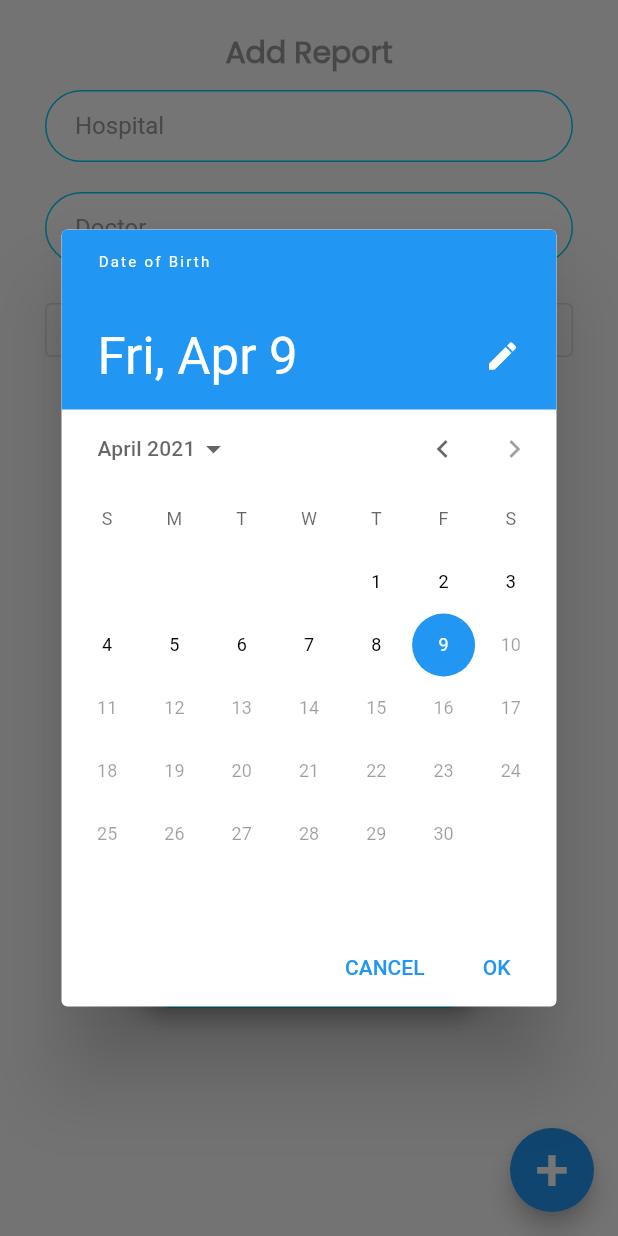
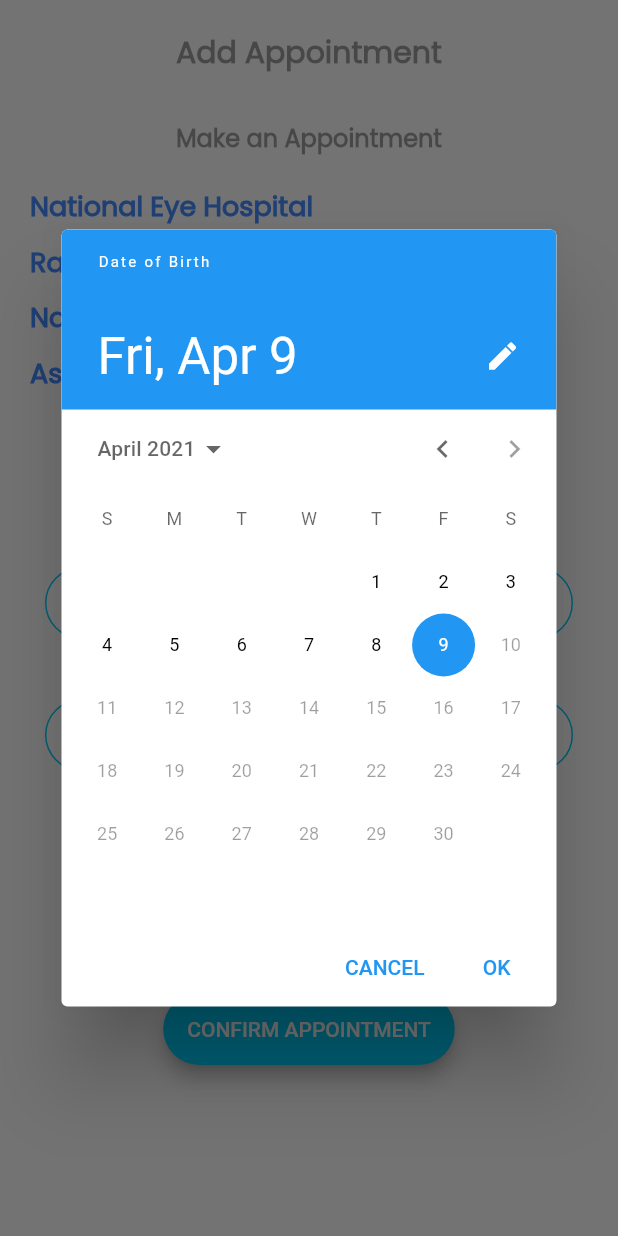
Before and after one commit to Ammar-Raneez/E-Ophthalmologist_UI, a Flutter app: the AddAppointmentScreen screen opened by its route, after a tap on an icon or button, on a phone screen of 412 x 824 dp. Run offline on Flutter 3.47's test engine with Material 2 defaults, Android fonts, the phone set to English and light mode, and no system bars; our stand-ins replace cached_network_image, cloud_firestore, dio, firebase_auth, firebase_core, firebase_storage and 4 more; accounts and stored records are empty.

Commit message:
page for adding appointments

```diff
--- a/lib/screens/add_appointment_screen.dart
+++ b/lib/screens/add_appointment_screen.dart
@@ -1,13 +1,13 @@
 import 'package:cloud_firestore/cloud_firestore.dart';
 import 'package:firebase_auth/firebase_auth.dart';
 import 'package:flutter/cupertino.dart';
+import 'package:flutter/gestures.dart';
 import 'package:flutter/material.dart';
-import 'package:image_picker/image_picker.dart';
 import 'package:intl/intl.dart';
 import 'package:ui/components/alert_widget.dart';
 import 'package:ui/components/rounded_button.dart';
 import 'package:ui/constants.dart';
-import 'package:firebase_storage/firebase_storage.dart';
+import 'package:url_launcher/url_launcher.dart';
 
 final _firestore = FirebaseFirestore.instance;
 
@@ -33,11 +33,8 @@ class _AddAppointmentScreenState extends State<AddAppointmentScreen> {
   String email;
   bool showSpinner = false;
 
-  var imageDocuments = [];
-  var imageDocumentsURLS = [];
-
-  // reportID - timestamp of creation
-  String reportID = new Timestamp.now().toString();
+  // appointmentID - timestamp of creation
+  String appointmentID = new Timestamp.now().toString();
 
   @override
   void initState() {
@@ -72,44 +69,6 @@ class _AddAppointmentScreenState extends State<AddAppointmentScreen> {
     });
   }
 
-  //  Open phone gallery and store images into the arrays
-  _openGalleryAndUpload() async {
-    var selectedPicture =
-    await ImagePicker.pickImage(source: ImageSource.gallery);
-
-    String fileName = selectedPicture.path.split('/').last;
-
-    setState(() {
-      imageDocuments.add(selectedPicture);
-    });
-
-    setState(() {
-      showSpinner = true;
-    });
-
-    // save chosen image into firebase storage, in the report specific directory
-    Reference ref = FirebaseStorage.instance
-        .ref()
-        .child(email + " " + reportID + "/")
-        .child(fileName);
-    UploadTask task = ref.putFile(selectedPicture);
-
-    String thisImageUrl = "";
-    task.whenComplete(() async {
-      thisImageUrl = await ref.getDownloadURL();
-      print(thisImageUrl);
-      setState(() {
-        imageDocumentsURLS.add(thisImageUrl);
-      });
-    }).catchError((onError) {
-      print(onError);
-    });
-
-    setState(() {
-      showSpinner = false;
-    });
-  }
-
   //  DatePicker handler
   Future<Null> selectDate(BuildContext context) async {
     final DateTime picked = await showDatePicker(
@@ -134,25 +93,130 @@ class _AddAppointmentScreenState extends State<AddAppointmentScreen> {
 
     return SafeArea(
       child: Scaffold(
-        body: Container(
+        body: SingleChildScrollView(
           child: Padding(
             padding: const EdgeInsets.all(20.0),
-            child: ListView(
+            child: Column(
               children: [
                 Text(
-                  "Add Report",
+                  "Add Appointment",
                   textAlign: TextAlign.center,
                   style: kTextStyle.copyWith(
                     fontSize: 20,
                   ),
                 ),
+                SizedBox(
+                  height: 30,
+                ),
+                Text(
+                  "Make an Appointment",
+                  textAlign: TextAlign.center,
+                  style: kTextStyle.copyWith(
+                    fontSize: 16,
+                  ),
+                ),
+                SizedBox(
+                  height: 20,
+                ),
+                SizedBox(
+                  height: 150,
+                  child: ListView(
+                    physics: ClampingScrollPhysics(),
+                    shrinkWrap: true,
+                    children: [
+                      RichText(
+                        text: TextSpan(
+                            text: "National Eye Hospital",
+                            style: kTextStyle.copyWith(
+                                fontSize: 18, color: Colors.blueAccent),
+                            recognizer: TapGestureRecognizer()
+                              ..onTap = () {
+                                launch(
+                                    "https://nationaleyehospital.health.gov.lk/");
+                              }),
+                      ),
+                      SizedBox(
+                        height: 10,
+                      ),
+                      RichText(
+                        text: TextSpan(
+                            text: "Radiant Eye Hospital",
+                            style: kTextStyle.copyWith(
+                                fontSize: 18, color: Colors.blueAccent),
+                            recognizer: TapGestureRecognizer()
+                              ..onTap = () {
+                                launch("https://radianteye.lk/");
+                              }),
+                      ),
+                      SizedBox(
+                        height: 10,
+                      ),
+                      RichText(
+                        text: TextSpan(
+                            text: "Nawaloka Hospital",
+                            style: kTextStyle.copyWith(
+                                fontSize: 18, color: Colors.blueAccent),
+                            recognizer: TapGestureRecognizer()
+                              ..onTap = () {
+                                launch("https://www.nawaloka.com/");
+                              }),
+                      ),
+                      SizedBox(
+                        height: 10,
+                      ),
+                      RichText(
+                        text: TextSpan(
+                            text: "Asiri Hospital",
+                            style: kTextStyle.copyWith(
+                                fontSize: 18, color: Colors.blueAccent),
+                            recognizer: TapGestureRecognizer()
+                              ..onTap = () {
+                                launch("https://asirihealth.com/");
+                              }),
+                      ),
+                      SizedBox(
+                        height: 10,
+                      ),
+                      RichText(
+                        text: TextSpan(
+                            text: "Hemas Hospital",
+                            style: kTextStyle.copyWith(
+                                fontSize: 18, color: Colors.blueAccent,
+                            ),
+                            recognizer: TapGestureRecognizer()
+                              ..onTap = () {
+                                launch("https://www.hemas.com/");
+                              }),
+                      ),
+                    ],
+                  ),
+                ),
+                SizedBox(
+                  height: 50,
+                ),
+                Text(
+                  "Register Details",
+                  textAlign: TextAlign.center,
+                  style: kTextStyle.copyWith(
+                    fontSize: 16,
+                  ),
+                ),
+                SizedBox(
+                  height: 20,
+                ),
                 registrationTextField(
                     _hospitalController,
-                        (value) => hospital = value,
+                    (value) => hospital = value,
                     "Hospital",
                     TextInputType.text),
+                SizedBox(
+                  height: 20,
+                ),
                 registrationTextField(_doctorController,
-                        (value) => doctor = value, "Doctor", TextInputType.text),
+                    (value) => doctor = value, "Doctor", TextInputType.text),
+                SizedBox(
+                  height: 20,
+                ),
                 Padding(
                   padding: const EdgeInsets.all(10.0),
                   child: OutlinedButton(
@@ -167,30 +231,11 @@ class _AddAppointmentScreenState extends State<AddAppointmentScreen> {
                     },
                     style: ButtonStyle(
                       shadowColor:
-                      MaterialStateProperty.all<Color>(Color(0xff01CDFA)),
+                          MaterialStateProperty.all<Color>(Color(0xff01CDFA)),
                       foregroundColor:
-                      MaterialStateProperty.all<Color>(Color(0xff01CDFA)),
+                          MaterialStateProperty.all<Color>(Color(0xff01CDFA)),
                       overlayColor:
-                      MaterialStateProperty.all<Color>(Color(0xff01CDFA)),
-                    ),
-                  ),
-                ),
-                SizedBox(
-                  height: 20,
-                ),
-                Column(
-                  children: imageDocuments.length != 0
-                      ? List.generate(
-                    imageDocuments.length,
-                        (index) => Image.file(imageDocuments[index],
-                        width: width, height: 300),
-                  )
-                      : List.generate(
-                    1,
-                        (index) => Image.asset(
-                      "images/uploadImageGrey1.png",
-                      width: width,
-                      height: 300,
+                          MaterialStateProperty.all<Color>(Color(0xff01CDFA)),
                     ),
                   ),
                 ),
@@ -216,13 +261,12 @@ class _AddAppointmentScreenState extends State<AddAppointmentScreen> {
                         await _firestore
                             .collection("users")
                             .doc(email)
-                            .collection("past-reports")
-                            .doc(reportID)
+                            .collection("appointments")
+                            .doc(appointmentID)
                             .set({
                           'doctor': doctor,
                           'hospital': hospital,
                           'date': selectedDate,
-                          'image_document_urls': imageDocumentsURLS
                         });
 
                         createAlertDialog(
@@ -242,20 +286,13 @@ class _AddAppointmentScreenState extends State<AddAppointmentScreen> {
                       }
                     }
                   },
-                  title: "CONFIRM",
+                  title: "CONFIRM APPOINTMENT",
                   colour: Color(0xff01CDFA),
                 )
               ],
             ),
           ),
         ),
-        floatingActionButton: FloatingActionButton(
-          onPressed: () => _openGalleryAndUpload(),
-          child: Text(
-            "+",
-            style: TextStyle(fontSize: 40),
-          ),
-        ),
       ),
     );
   }
--- a/pubspec.yaml
+++ b/pubspec.yaml
@@ -13,6 +13,7 @@ dependencies:
     sdk: flutter
 
   cupertino_icons: ^1.0.0
+  url_launcher: ^5.7.10
   animated_text_kit: ^3.1.0
   firebase_core:
   firebase_storage: ^7.0.0
```
Also changed, not shown: pubspec.lock.
